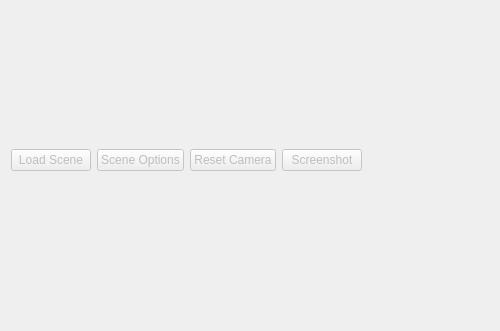
Qt form View/ui/render_scene.ui (ckreisl/emca) before a commit; both pictures show x 0 to 500 and y 169 to 500 of the 500 by 500 pixel window.
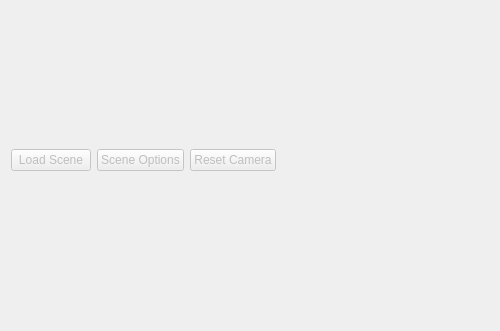
The same form after that commit.

Commit message:
Remove obsolete code (XML parser + screenshot function)
Maybe reuse later but now a proper cleanup is needed.

Patch:
```diff
--- a/View/ui/render_scene.ui
+++ b/View/ui/render_scene.ui
@@ -74,16 +74,6 @@
        </property>
       </widget>
      </item>
-     <item>
-      <widget class="QPushButton" name="btnScreenshot">
-       <property name="enabled">
-        <bool>false</bool>
-       </property>
-       <property name="text">
-        <string>Screenshot</string>
-       </property>
-      </widget>
-     </item>
      <item>
       <spacer name="horizontalSpacer">
        <property name="orientation">
```
The commit also changes 17 other files.
